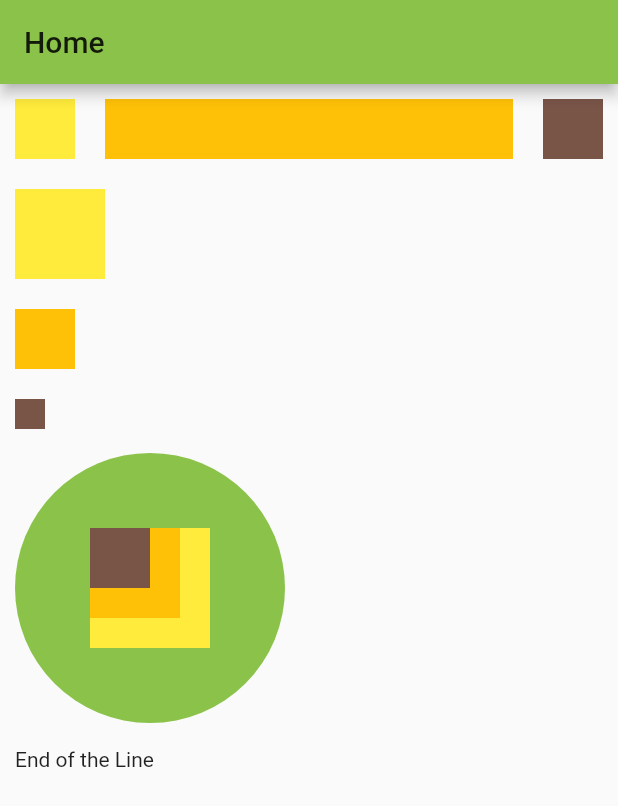
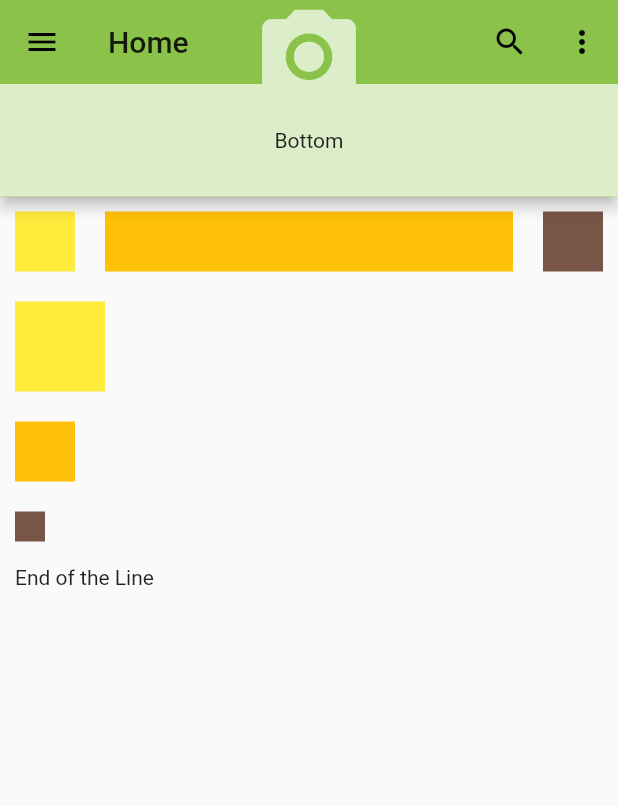
Before and after one commit to Mwamitovi/counter_app, a Flutter app: the screen it shows after launch, on a phone screen of 412 x 824 dp. Shown: the top 806 px of the screen. Run offline on Flutter 3.47's test engine with Material 2 defaults, Android fonts, the phone set to English and light mode, and no system bars.

Commit message:
Refactor appBar widget: add leading, actions, flexibleSpace and bottom props.

```diff
--- a/lib/pages/home.dart
+++ b/lib/pages/home.dart
@@ -10,7 +10,39 @@ class _HomeState extends State<Home> {
   Widget build(BuildContext context) {
     return Scaffold(
       appBar: AppBar(
+        leading: IconButton(
+          icon: Icon(Icons.menu),
+          onPressed: () {},
+        ),
         title: Text('Home'),
+        actions: <Widget>[
+          IconButton(
+            icon: Icon(Icons.search),
+            onPressed: () { },
+          ),
+          IconButton(
+            icon: Icon(Icons.more_vert),
+            onPressed: () { },
+          ),
+        ],
+        flexibleSpace: SafeArea(
+          child: Icon(
+            Icons.photo_camera,
+            size: 75.0,
+            color: Colors.white70,
+          ),
+        ),
+        bottom: PreferredSize(
+          child: Container(
+            color: Colors.lightGreen.shade100,
+            height: 75.0,
+            width: double.infinity,
+            child: Center(
+              child: Text('Bottom'),
+            ),
+          ),
+          preferredSize: Size.fromHeight(75.0),
+        ),
       ),
       body: SafeArea(
         child: SingleChildScrollView(
@@ -104,8 +136,8 @@ class RowAndColumnWidget extends StatelessWidget {
               width: 20.0,
             ),
             Divider(),
-            const RowAndStackWidget(),
-            Divider(),
+            // const RowAndStackWidget(),
+            // Divider(),
             Text('End of the Line'),
           ],
         ),
```
